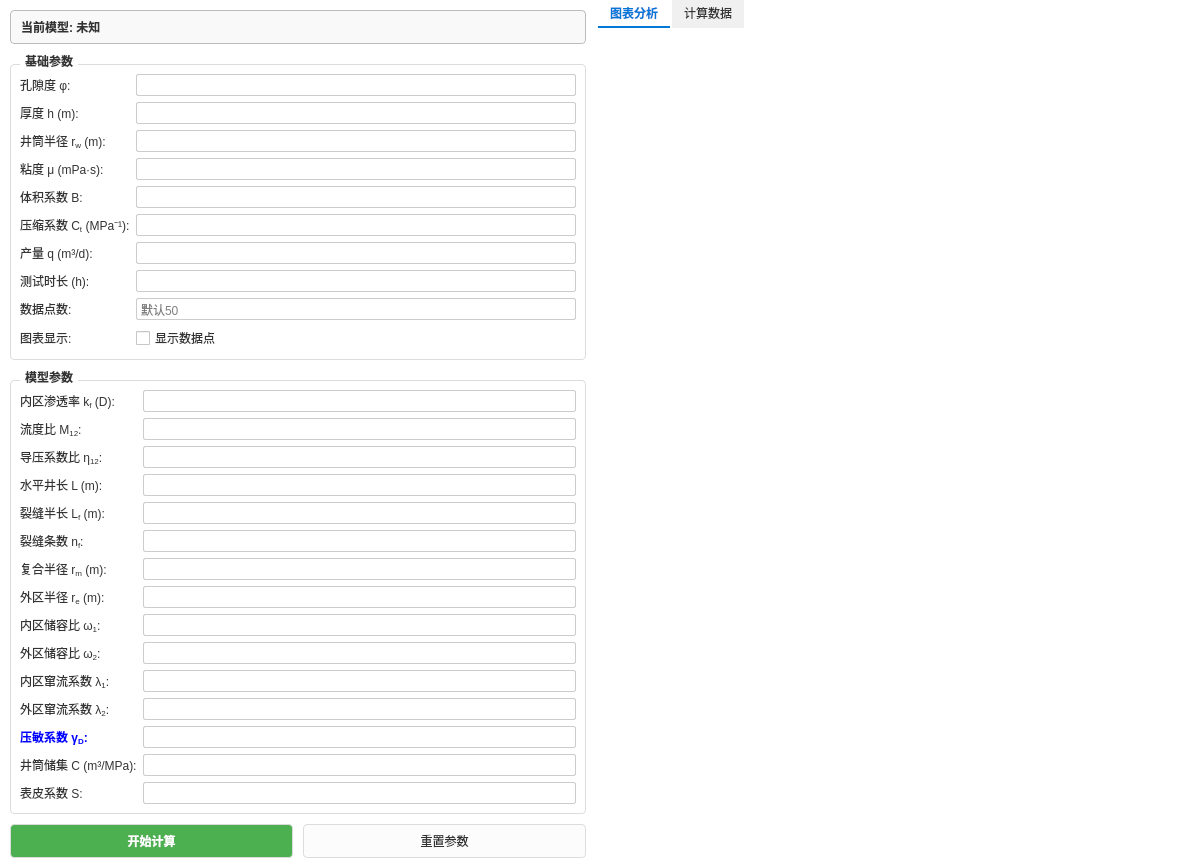
The window that wt_modelwidget.ui (Luqinghao1/WT10260204) describes before a commit, drawn with Qt 5.
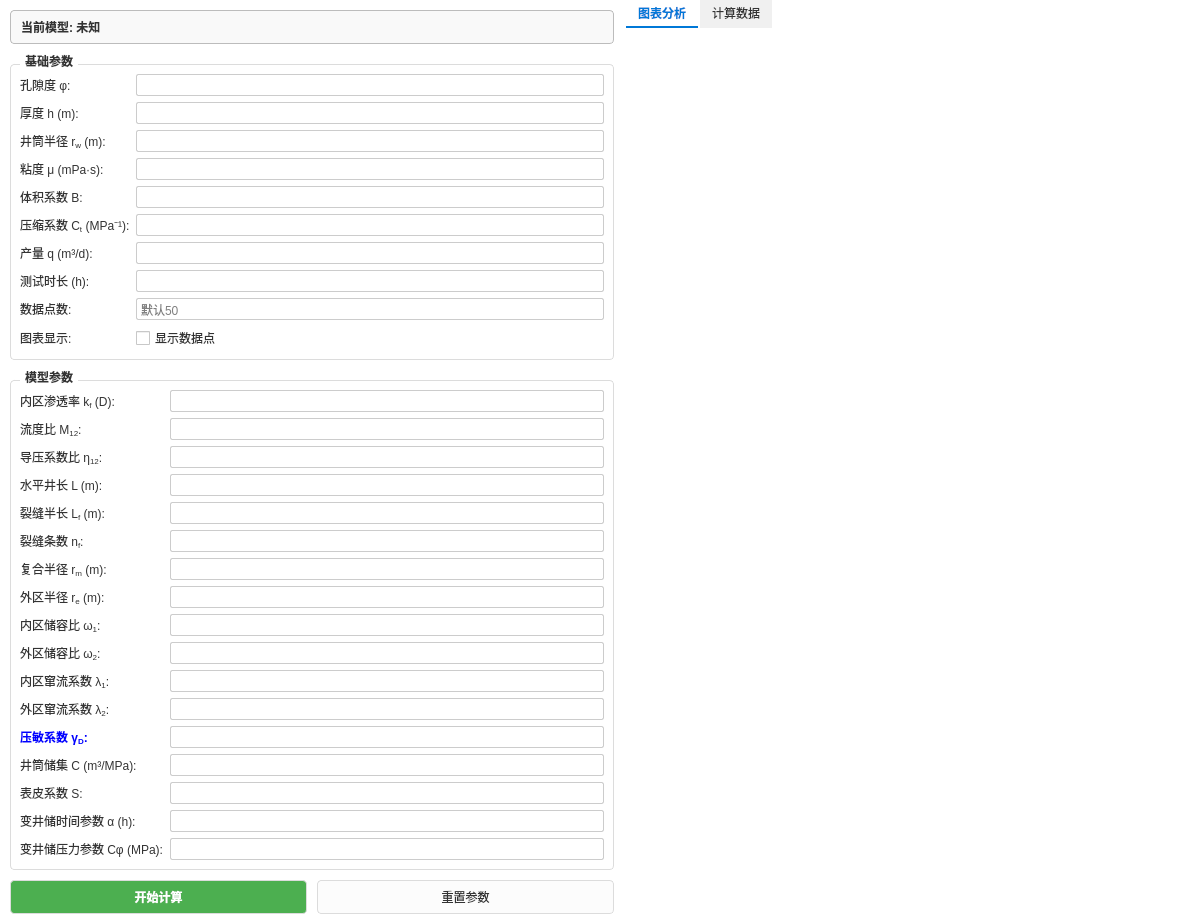
The same window after the commit. Custom widgets are drawn as their Qt base class.

The edit to the form file:
```diff
--- a/wt_modelwidget.ui
+++ b/wt_modelwidget.ui
@@ -458,6 +458,26 @@
           <item row="14" column="1">
            <widget class="QLineEdit" name="sEdit"/>
           </item>
+          <item row="15" column="0">
+           <widget class="QLabel" name="label_alpha">
+            <property name="text">
+             <string>&lt;html&gt;&lt;head/&gt;&lt;body&gt;&lt;p&gt;变井储时间参数 α (h):&lt;/p&gt;&lt;/body&gt;&lt;/html&gt;</string>
+            </property>
+           </widget>
+          </item>
+          <item row="15" column="1">
+           <widget class="QLineEdit" name="alphaEdit"/>
+          </item>
+          <item row="16" column="0">
+           <widget class="QLabel" name="label_cphi">
+            <property name="text">
+             <string>&lt;html&gt;&lt;head/&gt;&lt;body&gt;&lt;p&gt;变井储压力参数 Cφ (MPa):&lt;/p&gt;&lt;/body&gt;&lt;/html&gt;</string>
+            </property>
+           </widget>
+          </item>
+          <item row="16" column="1">
+           <widget class="QLineEdit" name="cPhiEdit"/>
+          </item>
          </layout>
         </widget>
        </item>
```
Left out of the diff: 30 changed lines with no effect on the pictures.
